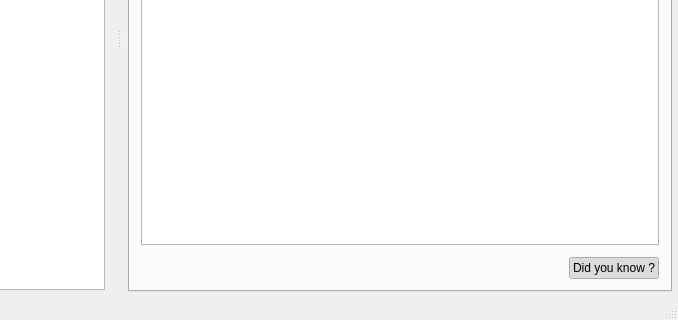
Above: src/mainwindow.ui from FrenchDilettante/dbmaster before the change; both pictures show x 162 to 840 and y 270 to 590 of the 840 by 590 pixel window. Below: the same form after it.
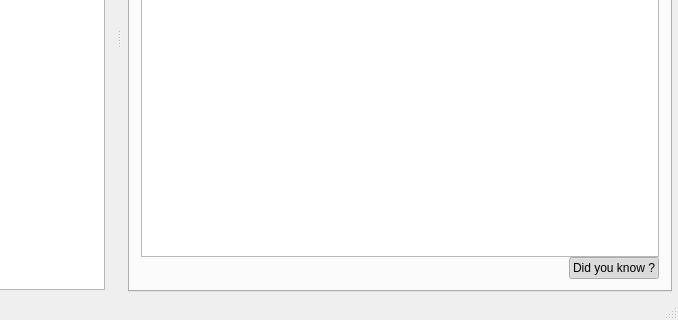
That is the form after the change. Icons and pictures are not drawn. Custom widgets are drawn as their Qt base class.

Commit message: Cosmétique

What changed in the file:
```diff
--- a/src/mainwindow.ui
+++ b/src/mainwindow.ui
@@ -39,6 +39,9 @@
         <string>Welcome</string>
        </attribute>
        <layout class="QGridLayout" name="gridLayout_4">
+        <property name="spacing">
+         <number>0</number>
+        </property>
         <item row="0" column="0" colspan="2">
          <widget class="QTextBrowser" name="textBrowser">
           <property name="openExternalLinks">
```
Left out of the diff: 2 changed lines with no effect on the pictures.
